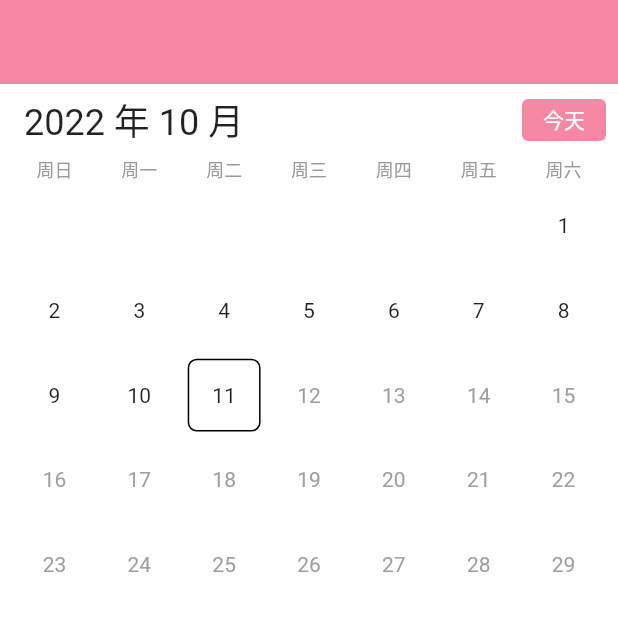
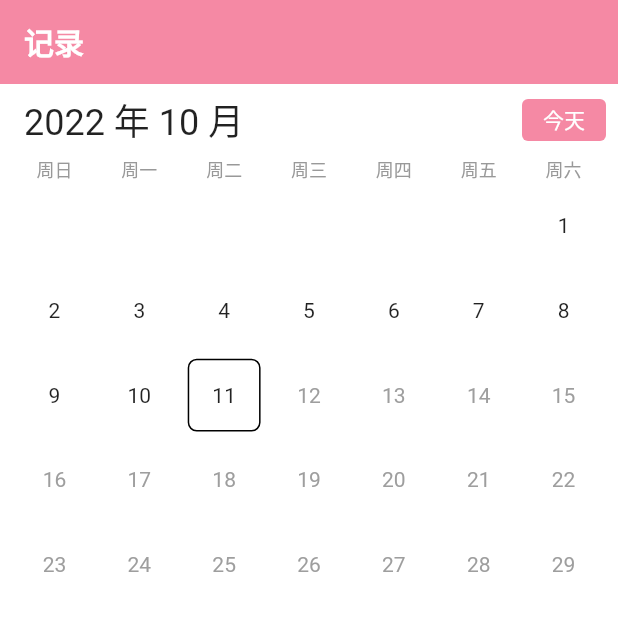
Before and after one commit to luorijun/useful_recorder, a Flutter app: the screen it shows after launch, on a phone screen of 412 x 824 dp, the top half of it. Run offline on Flutter 3.47's test engine with Material 2 defaults, Android fonts, the phone set to English and light mode, and no system bars; our stand-ins replace font_awesome_flutter, numberpicker, shared_preferences, sqflite; accounts and stored records are empty.

Commit message:
记录页添加页面标题

```diff
--- a/lib/styles.dart
+++ b/lib/styles.dart
@@ -58,7 +58,7 @@ final styles = Style(
   color: StyleColor(
     surfaceBackgroundText: Color(0xff333333),
     surfaceBackgroundTextWeak: Color(0xff999999),
-    primaryBackgroundText: Color(0xff333333),
+    primaryBackgroundText: Colors.white,
     primaryBackgroundTextWeak: Color(0xff999999),
     secondaryBackgroundText: Color(0xff333333),
     secondaryBackgroundTextWeak: Color(0xff999999),
--- a/lib/views/records/records.dart
+++ b/lib/views/records/records.dart
@@ -445,7 +445,6 @@ class RecordsView extends StatelessWidget {
   @override
   Widget build(BuildContext context) {
     final theme = Theme.of(context);
-    final top = MediaQuery.of(context).padding.top;
 
     // 注册页面状态
     final state = RecordsViewState();
@@ -455,19 +454,7 @@ class RecordsView extends StatelessWidget {
       create: (_) => state,
       child: Column(children: [
         // 标题栏
-        Container(
-          height: top + 56,
-          color: theme.primaryColor,
-          child: Row(children: [
-            // todo 左半部分 - 当前年月
-            // Builder(builder: (context) {
-            //   final month = context.select<RecordsViewState, DateTime>((state) => state.month);
-            //   return Text("${month.year} 年 ${month.month} 月");
-            // }),
-
-            // todo 右半部分 - 视图切换
-          ]),
-        ),
+        RecordsAppBar(title: "记录"),
 
         // 页面正文
         Expanded(
@@ -499,3 +486,48 @@ class RecordsView extends StatelessWidget {
     );
   }
 }
+
+// ==============================
+// 样式组件
+// ==============================
+
+class RecordsAppBar extends StatelessWidget {
+  const RecordsAppBar({
+    Key? key,
+    required this.title,
+  }) : super(key: key);
+
+  final String title;
+
+  @override
+  Widget build(BuildContext context) {
+    final theme = Theme.of(context);
+    final top = MediaQuery.of(context).padding.top;
+
+    return Container(
+      height: top + 56,
+      color: theme.primaryColor,
+      padding: EdgeInsets.only(left: 16),
+      child: Column(
+        children: [
+          SizedBox(height: top),
+          Expanded(
+            child: Row(
+              crossAxisAlignment: CrossAxisAlignment.center,
+              // todo 左半部分 - 当前年月
+              // todo 右半部分 - 视图切换
+              children: [
+                Text(
+                  title,
+                  style: styles.text.title.copyWith(
+                    color: styles.color.primaryBackgroundText,
+                  ),
+                ),
+              ],
+            ),
+          ),
+        ],
+      ),
+    );
+  }
+}
```
